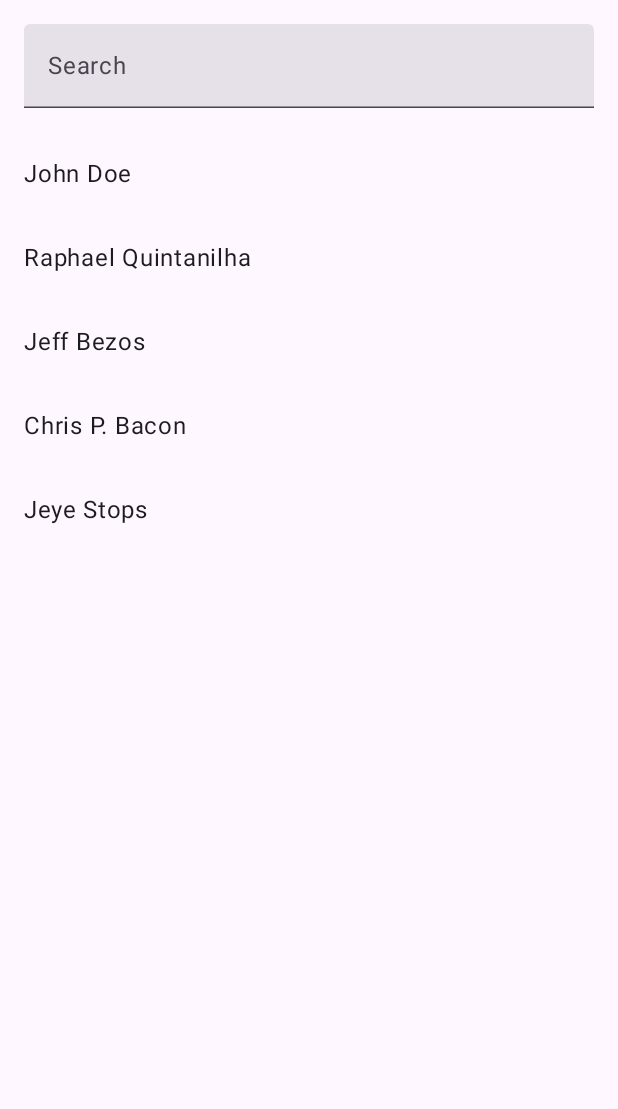
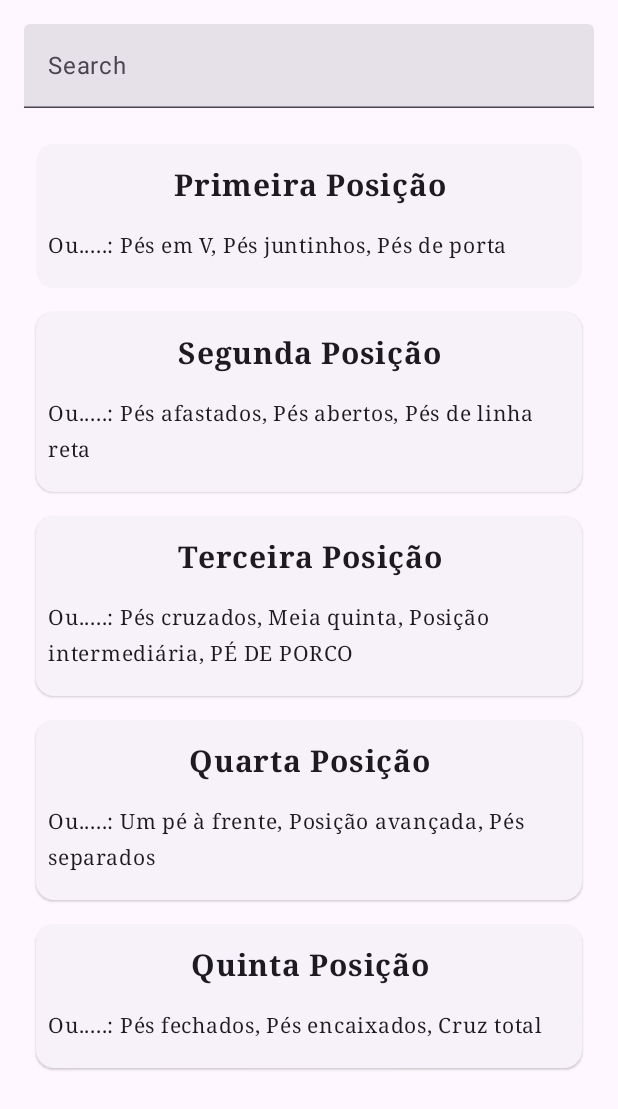
Before and after one commit to raphaelfq/dancing-app, an Android app built with Jetpack Compose: the screen it shows after launch (MainActivity), on a phone screen of 412 x 824 dp. Shown: the top 1109 px of the screen. Run offline under Robolectric (Android 15) with nearby library versions, the phone set to English and light mode, and no system bars.

Commit message:
search engine working for synonyms

```diff
--- a/app/src/main/java/com/example/dancingwikiapp/MainActivity.kt
+++ b/app/src/main/java/com/example/dancingwikiapp/MainActivity.kt
@@ -13,8 +13,8 @@ import androidx.compose.foundation.layout.padding
 import androidx.compose.foundation.lazy.LazyColumn
 import androidx.compose.foundation.lazy.items
 import androidx.compose.material3.ColorScheme
+import androidx.compose.material3.ElevatedCard
 import androidx.compose.material3.MaterialTheme
-import androidx.compose.material3.Scaffold
 import androidx.compose.material3.Surface
 import androidx.compose.material3.Text
 import androidx.compose.material3.TextField
@@ -24,10 +24,12 @@ import androidx.compose.runtime.collectAsState
 import androidx.compose.runtime.getValue
 import androidx.compose.ui.Modifier
 import androidx.compose.ui.graphics.Color
-import androidx.compose.ui.tooling.preview.Preview
+import androidx.compose.ui.text.font.FontFamily
+import androidx.compose.ui.text.font.FontWeight
+import androidx.compose.ui.text.style.TextAlign
 import androidx.compose.ui.unit.dp
+import androidx.compose.ui.unit.sp
 import androidx.lifecycle.viewmodel.compose.viewModel
-import com.example.dancingwikiapp.ui.theme.DancingWikiAppTheme
 
 
 val LightColors = lightColorScheme(
@@ -39,6 +41,8 @@ val LightColors = lightColorScheme(
 fun CustomTheme(colors: ColorScheme, content: @Composable () -> Unit) {
     MaterialTheme(colorScheme = colors, content = content)
 }
+
+
 
 class MainActivity : ComponentActivity() {
     override fun onCreate(savedInstanceState: Bundle?) {
@@ -67,12 +71,35 @@ class MainActivity : ComponentActivity() {
                             modifier = Modifier.fillMaxWidth().weight(1f)
                         ) {
                             items(persons) { person ->
-                                Text(
-                                    text = "${person.firstName} ${person.lastName}",
+                                ElevatedCard(
                                     modifier = Modifier
                                         .fillMaxWidth()
-                                        .padding(vertical = 16.dp)
-                                )
+                                        .padding(8.dp)
+                                ) {
+                                    Column(
+                                        modifier = Modifier
+                                            .padding(8.dp)
+                                    ) {
+                                        Text(
+                                            text = "${person.name_official} Posição",
+                                            textAlign = TextAlign.Center,
+                                            fontWeight = FontWeight.Bold,
+                                            fontSize = 20.sp,
+                                            fontFamily = FontFamily.Serif,
+                                            modifier = Modifier
+                                                .fillMaxWidth()
+                                                .padding(vertical = 8.dp)
+                                        )
+                                        Text(
+                                            text = "Ou.....: ${person.synonyms.joinToString(", ")}",
+                                            fontSize = 14.sp,
+                                            fontFamily = FontFamily.Serif,
+                                            modifier = Modifier
+                                                .fillMaxWidth()
+                                                .padding(vertical = 8.dp)
+                                        )
+                                    }
+                                }
                             }
                         }
                     }
--- a/app/src/main/java/com/example/dancingwikiapp/MainViewModel.kt
+++ b/app/src/main/java/com/example/dancingwikiapp/MainViewModel.kt
@@ -1,5 +1,9 @@
 package com.example.dancingwikiapp
 
+import androidx.compose.ui.graphics.Color
+import androidx.compose.ui.text.TextStyle
+import androidx.compose.ui.text.font.FontFamily
+import androidx.compose.ui.unit.sp
 import androidx.lifecycle.ViewModel
 import androidx.lifecycle.viewModelScope
 import kotlinx.coroutines.flow.MutableStateFlow
@@ -16,7 +20,7 @@ class MainViewModel: ViewModel() {
     private val _isSearching = MutableStateFlow(false)
     val isSearching = _isSearching.asStateFlow()
 
-    private val _persons = MutableStateFlow(allPersons)
+    private val _persons = MutableStateFlow(Positions)
     val persons = searchText
         .debounce(750L)
         .combine(_persons){ text, persons ->
@@ -41,37 +45,42 @@ class MainViewModel: ViewModel() {
 
 }
 
-data class Person(
-    val firstName: String,
-    val lastName: String
+data class Position(
+    val name_official: String,
+    val synonyms: List<String>
 ) {
     fun doesMatchSearchQuery(query: String):Boolean {
         val matchingCombinations = listOf(
-            "$firstName$lastName",
-            "$firstName $lastName",
-            "${firstName.first()} ${lastName.first()}"
-        )
+            name_official,
+            "${name_official.first()}") + synonyms
         return matchingCombinations.any {
             it.contains(query, ignoreCase = true)
         }
     }
 }
 
-private val allPersons = listOf(
-    Person(
-        firstName = "John",
-        lastName = "Doe"
+
+//Define some nomination rules for the Positions
+private val Positions = listOf(
+    Position(
+        name_official = "Primeira",
+        synonyms = listOf("Pés em V", "Pés juntinhos", "Pés de porta")
     ),
-    Person(firstName = "Raphael",
-        lastName = "Quintanilha"),
+    Position(name_official = "Segunda",
+        synonyms = listOf("Pés afastados", "Pés abertos", "Pés de linha reta")
 
-    Person(firstName = "Jeff",
-        lastName = "Bezos"),
+        ),
 
-    Person(firstName = "Chris P.",
-        lastName = "Bacon"),
+    Position(name_official = "Terceira",
+        synonyms = listOf("Pés cruzados", "Meia quinta", "Posição intermediária", "PÉ DE PORCO")
+        ),
 
-    Person(firstName = "Jeye",
-        lastName = "Stops")
+    Position(name_official = "Quarta",
+        synonyms = listOf("Um pé à frente", "Posição avançada", "Pés separados")
+        ),
+
+    Position(name_official = "Quinta",
+        synonyms = listOf("Pés fechados", "Pés encaixados", "Cruz total")
+        )
 
 )
```
